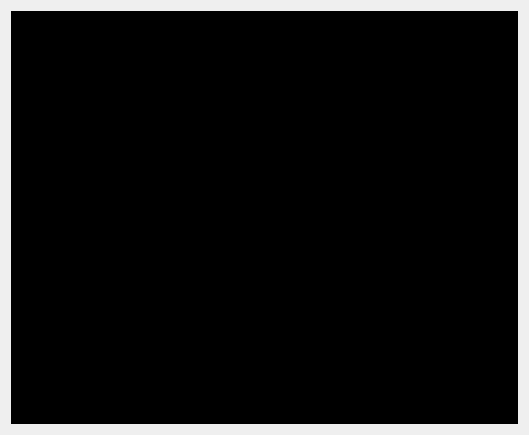
Houston4444/DoAllWithPDF, file resources/ui/terminalDialog.ui: the form before one commit.
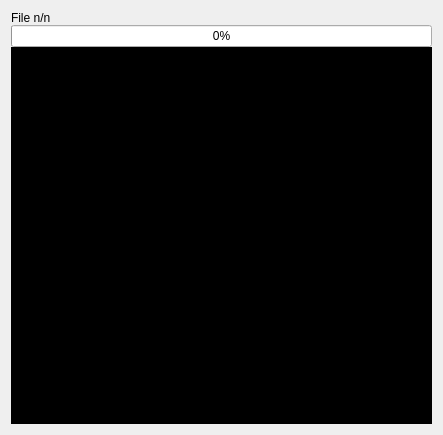
The form after the commit.

Diff of the .ui file:
```diff
--- a/resources/ui/terminalDialog.ui
+++ b/resources/ui/terminalDialog.ui
@@ -6,7 +6,7 @@
    <rect>
     <x>0</x>
     <y>0</y>
-    <width>529</width>
+    <width>443</width>
     <height>435</height>
    </rect>
   </property>
@@ -16,14 +16,37 @@
   <layout class="QHBoxLayout" name="horizontalLayout">
    <item>
     <layout class="QVBoxLayout" name="verticalLayout">
+     <property name="spacing">
+      <number>0</number>
+     </property>
+     <item>
+      <widget class="QLabel" name="progressLabel">
+       <property name="text">
+        <string>File n/n</string>
+       </property>
+       <property name="alignment">
+        <set>Qt::AlignBottom|Qt::AlignLeading|Qt::AlignLeft</set>
+       </property>
+      </widget>
+     </item>
+     <item>
+      <widget class="QProgressBar" name="progressBar">
+       <property name="value">
+        <number>0</number>
+       </property>
+      </widget>
+     </item>
      <item>
       <widget class="QPlainTextEdit" name="terminalDisplay">
        <property name="styleSheet">
-        <string notr="true">QPlainTextEdit{ background-color: black ; text-color: white; text}</string>
+        <string notr="true">QPlainTextEdit{ background-color: #000000 ; color: #FFFFFF; text}</string>
        </property>
        <property name="readOnly">
         <bool>true</bool>
        </property>
+       <property name="plainText">
+        <string/>
+       </property>
       </widget>
      </item>
     </layout>
```
